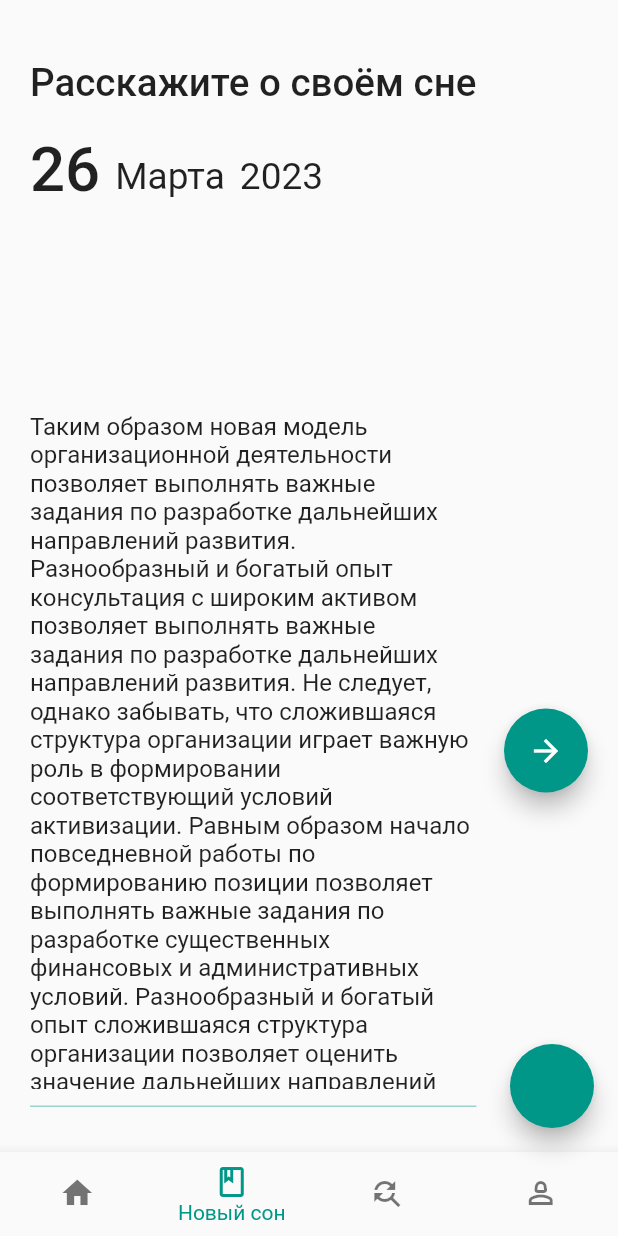
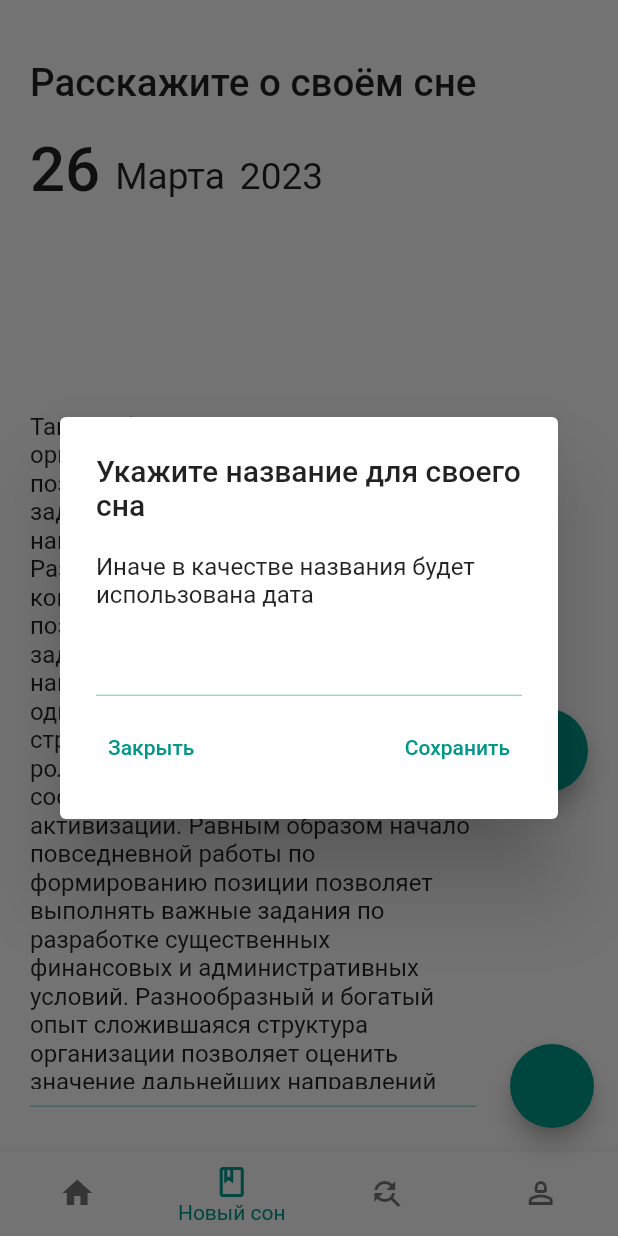
Before and after one commit to EvgrafovBTW/dream_note, a Flutter app: the screen it shows after launch, item 2 of the bottom bar chosen, after a tap on the "arrow forward" icon, on a phone screen of 412 x 824 dp. Run offline on Flutter 3.47's test engine with Material 2 defaults, Android fonts, the phone set to English and light mode, and no system bars; drawn by our look-alikes of flutter_platform_widgets, keyboard_dismisser, overlay_support; our stand-ins replace bloc, equatable, flutter_bloc, flutter_spinkit, hydrated_bloc.

Commit message:
added alert dialog to confirm dream title added dreams to the main screen

```diff
--- a/lib/logic/blocs/dreams/bloc/dreams_event.dart
+++ b/lib/logic/blocs/dreams/bloc/dreams_event.dart
@@ -6,3 +6,8 @@ abstract class DreamsEvent extends Equatable {
   @override
   List<Object> get props => [];
 }
+
+class DreamAdd extends DreamsEvent {
+  final Dream newDream;
+  const DreamAdd(this.newDream);
+}
--- a/lib/logic/blocs/dreams/bloc/dreams_state.dart
+++ b/lib/logic/blocs/dreams/bloc/dreams_state.dart
@@ -1,10 +1,24 @@
+// ignore_for_file: public_member_api_docs, sort_constructors_first
 part of 'dreams_bloc.dart';
 
-abstract class DreamsState extends Equatable {
-  const DreamsState();
+class DreamsState extends Equatable {
+  final List<Dream> dreams;
+  const DreamsState({
+    this.dreams = const [],
+  });
 
   @override
-  List<Object> get props => [];
+  List<Object> get props => [dreams];
+
+  DreamsState copyWith({
+    List<Dream>? dreams,
+  }) {
+    return DreamsState(
+      dreams: dreams ?? this.dreams,
+    );
+  }
 }
 
 class DreamsInitial extends DreamsState {}
+
+class DreamsLoading extends DreamsState {}
--- a/lib/main.dart
+++ b/lib/main.dart
@@ -3,9 +3,12 @@ import 'dart:math';
 import 'package:dream_note/logic/blocs/app_load/bloc/app_load_bloc.dart';
 import 'package:dream_note/logic/blocs/app_settings/bloc/app_settings_bloc.dart';
 import 'package:dream_note/logic/blocs/bottom_navigation/bloc/bottom_navigation_bloc.dart';
+import 'package:dream_note/logic/blocs/dreams/bloc/dreams_bloc.dart';
 import 'package:dream_note/screens/main_screen.dart';
 import 'package:dream_note/screens/new_dream_screen.dart';
 import 'package:dream_note/screens/profile_screen.dart';
+import 'package:keyboard_dismisser/keyboard_dismisser.dart';
+import 'package:overlay_support/overlay_support.dart';
 import 'package:path_provider/path_provider.dart';
 import 'package:flutter/material.dart';
 import 'package:flutter_bloc/flutter_bloc.dart';
@@ -30,6 +33,9 @@ void main() async {
         ),
         BlocProvider(
           create: (context) => AppSettingsBloc(),
+        ),
+        BlocProvider(
+          create: (context) => DreamsBloc(),
         ),
       ],
       child: const MainApp(),
@@ -72,7 +78,9 @@ class MainApp extends StatelessWidget {
           // Placeholder(color: Colors.green),
           const UserProfile(),
         ];
-        return PlatformApp(
+        return KeyboardDismisser(
+          child: OverlaySupport.global(
+            child: PlatformApp(
               material: (context, platform) => MaterialAppData(
                 theme: ThemeData(
                   colorScheme: ColorScheme(
@@ -114,7 +122,8 @@ class MainApp extends StatelessWidget {
                       ),
                     );
                   }
-              return BlocBuilder<BottomNavigationBloc, BottomNavigationState>(
+                  return BlocBuilder<BottomNavigationBloc,
+                      BottomNavigationState>(
                     builder: (context, state) {
                       return Scaffold(
                         /*
@@ -137,8 +146,8 @@ class MainApp extends StatelessWidget {
                             ]),
                             */
                         floatingActionButton: FloatingActionButton(
-                      onPressed: () => appSettingsBloc.add(
-                          ToggleDarkMode(!appSettingsBloc.state.isDarkMode)),
+                          onPressed: () => appSettingsBloc.add(ToggleDarkMode(
+                              !appSettingsBloc.state.isDarkMode)),
                         ),
                         // backgroundColor: Colors.indigoAccent,
                         body: SizedBox.expand(
@@ -192,6 +201,8 @@ class MainApp extends StatelessWidget {
                   );
                 },
               ),
+            ),
+          ),
         );
       },
     );
--- /dev/null
+++ b/lib/models/dream_model.dart
@@ -0,0 +1,16 @@
+// ignore_for_file: public_member_api_docs, sort_constructors_first
+class Dream {
+  String dreamContent;
+  DateTime dreamDate;
+  dynamic moonPhase;
+  String? title;
+  bool isFavorite;
+
+  Dream({
+    required this.dreamContent,
+    required this.dreamDate,
+    this.moonPhase,
+    this.title,
+    this.isFavorite = false,
+  });
+}
--- a/lib/screens/main_screen.dart
+++ b/lib/screens/main_screen.dart
@@ -1,4 +1,11 @@
+import 'package:dream_note/logic/blocs/bottom_navigation/bloc/bottom_navigation_bloc.dart';
+import 'package:dream_note/models/dream_model.dart';
+import 'package:dream_note/utils.dart';
 import 'package:flutter/material.dart';
+import 'package:flutter_bloc/flutter_bloc.dart';
+import 'package:flutter_platform_widgets/flutter_platform_widgets.dart';
+
+import '../logic/blocs/dreams/bloc/dreams_bloc.dart';
 
 class MainScreen extends StatelessWidget {
   const MainScreen({super.key});
@@ -6,8 +13,47 @@ class MainScreen extends StatelessWidget {
   @override
   Widget build(BuildContext context) {
     return SizedBox.expand(
-      child: Column(
-        children: [],
+      child: BlocBuilder<DreamsBloc, DreamsState>(
+        builder: (context, state) {
+          if (state.dreams.isEmpty) {
+            return Column(
+              mainAxisAlignment: MainAxisAlignment.center,
+              children: [
+                const Text('Похоже, список ваших снов пуст'),
+                Padding(
+                  padding: const EdgeInsets.symmetric(vertical: 20),
+                  child: PlatformElevatedButton(
+                    child: const Text('Записать свой первый сон'),
+                    onPressed: () =>
+                        BlocProvider.of<BottomNavigationBloc>(context).add(
+                      BottomNavTap(addDreamIndex),
+                    ),
+                  ),
+                )
+              ],
+            );
+          }
+          return SingleChildScrollView(
+            child: Column(
+              children: [
+                PlatformAppBar(),
+                for (Dream d in state.dreams)
+                  Container(
+                    child: Column(
+                      children: [
+                        Divider(),
+                        Text(
+                          d.title ?? d.dreamDate.toIso8601String(),
+                        ),
+                        Text(d.dreamContent),
+                        Divider(),
+                      ],
+                    ),
+                  ),
+              ],
+            ),
+          );
+        },
       ),
     );
   }
--- a/lib/screens/new_dream_screen.dart
+++ b/lib/screens/new_dream_screen.dart
@@ -1,9 +1,13 @@
 import 'dart:io';
 
+import 'package:dream_note/logic/blocs/dreams/bloc/dreams_bloc.dart';
+import 'package:dream_note/models/dream_model.dart';
 import 'package:dream_note/utils.dart';
 import 'package:flutter/cupertino.dart';
 import 'package:flutter/material.dart';
+import 'package:flutter_bloc/flutter_bloc.dart';
 import 'package:flutter_platform_widgets/flutter_platform_widgets.dart';
+import 'package:overlay_support/overlay_support.dart';
 
 class NewDreamScreen extends StatelessWidget {
   const NewDreamScreen({super.key});
@@ -14,6 +18,26 @@ class NewDreamScreen extends StatelessWidget {
     Size sSize = MediaQuery.of(context).size;
     TextEditingController textController =
         TextEditingController(text: fishText);
+    TextEditingController titleController = TextEditingController(text: '');
+    DreamsBloc dreamsBloc = BlocProvider.of<DreamsBloc>(context);
+
+    void addDream() async {
+      if (textController.text.isNotEmpty) {
+        await showPlatformDialog(
+          material: MaterialDialogData(),
+          context: context,
+          builder: (context) {
+            return DreamTitleDialog(
+              titleController: titleController,
+              textController: textController,
+              dreamsBloc: dreamsBloc,
+              dateTime: dateTimeNotifier.value,
+            );
+          },
+        );
+      }
+    }
+
     return SafeArea(
       child: SizedBox.expand(
         child: Padding(
@@ -36,27 +60,8 @@ class NewDreamScreen extends StatelessWidget {
                           await showModalBottomSheet(
                             context: context,
                             builder: (c) {
-                              return Column(
-                                children: [
-                                  Row(
-                                    mainAxisAlignment: MainAxisAlignment.end,
-                                    children: [
-                                      PlatformTextButton(
-                                        onPressed: () => Navigator.pop(context),
-                                        child: const Text('Закрыть'),
-                                      ),
-                                    ],
-                                  ),
-                                  Expanded(
-                                    child: CupertinoDatePicker(
-                                      onDateTimeChanged: (value) =>
-                                          dateTimeNotifier.value = value,
-                                      use24hFormat: true,
-                                      mode: CupertinoDatePickerMode.date,
-                                    ),
-                                  ),
-                                ],
-                              );
+                              return DreamTimePicker(
+                                  dateTimeNotifier: dateTimeNotifier);
                             },
                           );
                         },
@@ -83,7 +88,7 @@ class NewDreamScreen extends StatelessWidget {
                       Flexible(
                         flex: 2,
                         child: FloatingActionButton(
-                          onPressed: () {},
+                          onPressed: addDream,
                           child: Icon(
                             Platform.isAndroid
                                 ? Icons.arrow_forward
@@ -103,6 +108,107 @@ class NewDreamScreen extends StatelessWidget {
   }
 }
 
+class DreamTitleDialog extends StatelessWidget {
+  const DreamTitleDialog({
+    super.key,
+    required this.titleController,
+    required this.textController,
+    required this.dateTime,
+    required this.dreamsBloc,
+  });
+
+  final TextEditingController titleController;
+  final TextEditingController textController;
+  final DateTime dateTime;
+  final DreamsBloc dreamsBloc;
+
+  @override
+  Widget build(BuildContext context) {
+    return PlatformAlertDialog(
+      title: const Text('Укажите название для своего сна'),
+      content: Wrap(
+        children: [
+          const Text('Иначе в качестве названия будет использована дата'),
+          Padding(
+            padding: const EdgeInsets.symmetric(vertical: 10),
+            child: PlatformTextField(
+              controller: titleController,
+            ),
+          ),
+          Row(
+            mainAxisAlignment: MainAxisAlignment.spaceBetween,
+            children: [
+              PlatformTextButton(
+                onPressed: () {
+                  titleController.text = '';
+                  Navigator.pop(context);
+                },
+                child: const Text('Закрыть'),
+              ),
+              PlatformTextButton(
+                onPressed: () {
+                  Navigator.pop(context);
+                  dreamsBloc.add(
+                    DreamAdd(
+                      Dream(
+                        dreamContent: textController.text,
+                        dreamDate: dateTime,
+                        moonPhase: 'Убывающая',
+                        title: titleController.text.isEmpty
+                            ? null
+                            : titleController.text,
+                      ),
+                    ),
+                  );
+                  textController.text = '';
+                  showSimpleNotification(
+                    Text(
+                        'Ваш сон от ${dateTime.toIso8601String().substring(0, dateTime.toIso8601String().indexOf('T'))} успешно записан'),
+                  );
+                },
+                child: const Text('Сохранить'),
+              ),
+            ],
+          ),
+        ],
+      ),
+    );
+  }
+}
+
+class DreamTimePicker extends StatelessWidget {
+  const DreamTimePicker({
+    super.key,
+    required this.dateTimeNotifier,
+  });
+
+  final ValueNotifier<DateTime> dateTimeNotifier;
+
+  @override
+  Widget build(BuildContext context) {
+    return Column(
+      children: [
+        Row(
+          mainAxisAlignment: MainAxisAlignment.end,
+          children: [
+            PlatformTextButton(
+              onPressed: () => Navigator.pop(context),
+              child: const Text('Закрыть'),
+            ),
+          ],
+        ),
+        Expanded(
+          child: CupertinoDatePicker(
+            onDateTimeChanged: (value) => dateTimeNotifier.value = value,
+            use24hFormat: true,
+            mode: CupertinoDatePickerMode.date,
+          ),
+        ),
+      ],
+    );
+  }
+}
+
 class DreamTextField extends StatelessWidget {
   final TextEditingController controller;
   final int flex;
@@ -116,7 +222,8 @@ class DreamTextField extends StatelessWidget {
   Widget build(BuildContext context) {
     return Flexible(
       flex: flex,
-      child: TextField(
+      child: PlatformTextField(
+        // autofocus: true,
         controller: controller,
         maxLines: null,
       ),
--- a/lib/utils.dart
+++ b/lib/utils.dart
@@ -41,3 +41,5 @@ String fishText = '''
 Таким образом новая модель организационной деятельности позволяет выполнять важные задания по разработке дальнейших направлений развития. Разнообразный и богатый опыт консультация с широким активом позволяет выполнять важные задания по разработке дальнейших направлений развития. Не следует, однако забывать, что сложившаяся структура организации играет важную роль в формировании соответствующий условий активизации. Равным образом начало повседневной работы по формированию позиции позволяет выполнять важные задания по разработке существенных финансовых и административных условий. Разнообразный и богатый опыт сложившаяся структура организации позволяет оценить значение дальнейших направлений развития. Задача организации, в особенности же рамки и место обучения кадров влечет за собой процесс внедрения и модернизации форм развития.
 
 Задача организации, в особенности же сложившаяся структура организации позволяет выполнять важные задания по разработке существенных финансовых и административных условий. Повседневная практика показывает, что начало повседневной работы по формированию позиции позволяет выполнять важные задания по разработке систем массового участия. Товарищи! постоянный количественный рост и сфера нашей активности влечет за собой процесс внедрения и модернизации соответствующий условий активизации. Равным образом новая модель организационной деятельности требуют определения и уточнения соответствующий условий активизации. Идейные соображения высшего порядка, а также рамки и место обучения кадров в значительной степени обуславливает создание систем массового участия. Задача организации, в особенности же начало повседневной работы по формированию позиции требуют от нас анализа системы обучения кадров, соответствует насущным потребностям.''';
+
+int addDreamIndex = 1;
--- a/pubspec.yaml
+++ b/pubspec.yaml
@@ -17,6 +17,7 @@ dependencies:
   flutter_spinkit: ^5.1.0
   hydrated_bloc: ^9.1.0
   infinite_scroll_pagination: ^3.2.0
+  keyboard_dismisser: ^3.0.0
   overlay_support: ^2.1.0
   path_provider: ^2.0.14
 
```
Also changed, not shown: lib/logic/blocs/dreams/bloc/dreams_bloc.dart (+9 -2 lines), pubspec.lock. Lines whose indentation alone changed are shown as unchanged.
